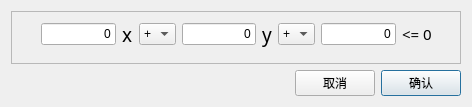
First picture: the form in TDIRLP/addconstraints.ui, repository shaoguangcheng/TDIRLP, before the edit.
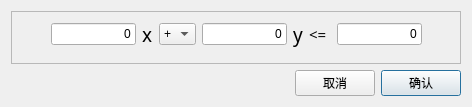
Second picture: the form after the edit.

Diff of the .ui file:
```diff
--- a/TDIRLP/addconstraints.ui
+++ b/TDIRLP/addconstraints.ui
@@ -57,9 +57,9 @@
      <widget class="QWidget" name="">
       <property name="geometry">
        <rect>
-        <x>30</x>
+        <x>40</x>
         <y>10</y>
-        <width>391</width>
+        <width>371</width>
         <height>27</height>
        </rect>
       </property>
@@ -136,30 +136,6 @@
          </property>
         </widget>
        </item>
-       <item>
-        <widget class="QComboBox" name="secondComboBox">
-         <item>
-          <property name="text">
-           <string>+</string>
-          </property>
-         </item>
-         <item>
-          <property name="text">
-           <string>-</string>
-          </property>
-         </item>
-        </widget>
-       </item>
-       <item>
-        <widget class="QLineEdit" name="biasLineEdit">
-         <property name="text">
-          <string>0</string>
-         </property>
-         <property name="alignment">
-          <set>Qt::AlignRight|Qt::AlignTrailing|Qt::AlignVCenter</set>
-         </property>
-        </widget>
-       </item>
        <item>
         <widget class="QLabel" name="label_6">
          <property name="sizePolicy">
@@ -175,7 +151,17 @@
           </font>
          </property>
          <property name="text">
-          <string>&lt;= 0</string>
+          <string>&lt;= </string>
+         </property>
+        </widget>
+       </item>
+       <item>
+        <widget class="QLineEdit" name="biasLineEdit">
+         <property name="text">
+          <string>0</string>
+         </property>
+         <property name="alignment">
+          <set>Qt::AlignRight|Qt::AlignTrailing|Qt::AlignVCenter</set>
          </property>
         </widget>
        </item>
```
Left out of the diff: 3 changed lines with no effect on the pictures.
